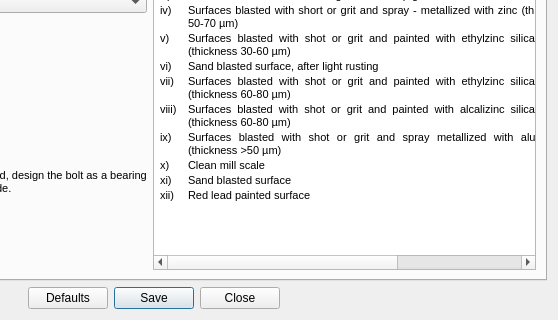
Above: Connections/Moment/BBSpliceCoverPlate/BBSpliceCoverPlateBolted/ui_design_preferences.ui from GreatDevelopers/osdag-core before the change; both pictures show x 250 to 808 and y 199 to 519 of the 808 by 519 pixel window. Below: the same form after it.
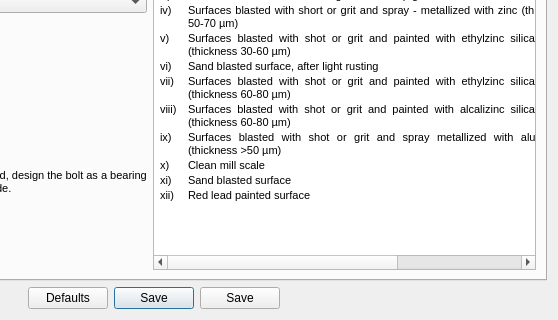
That is the form after the change.

Diff of the .ui file:
```diff
--- a/Connections/Moment/BBSpliceCoverPlate/BBSpliceCoverPlateBolted/ui_design_preferences.ui
+++ b/Connections/Moment/BBSpliceCoverPlate/BBSpliceCoverPlateBolted/ui_design_preferences.ui
@@ -36,7 +36,7 @@
         </font>
        </property>
        <property name="text">
-        <string>Close</string>
+        <string>Save</string>
        </property>
       </widget>
      </item>
```
